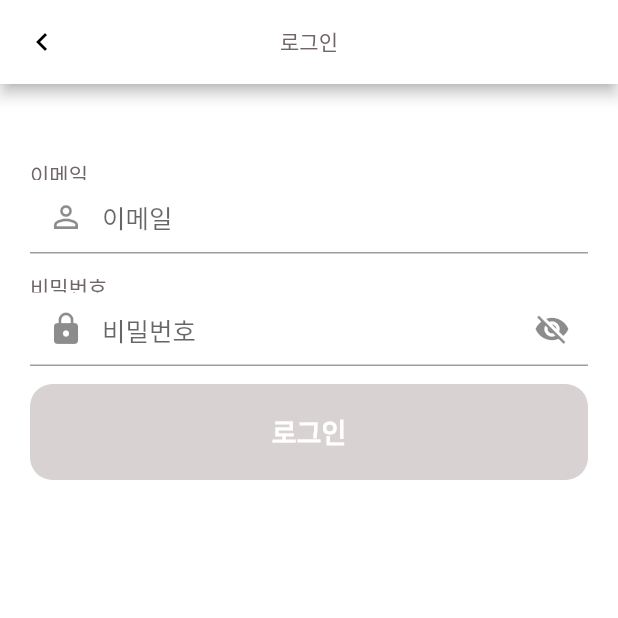
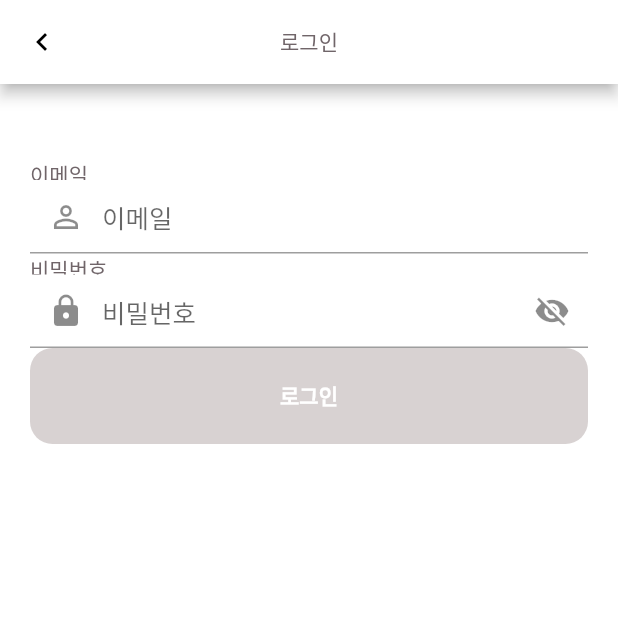
Before and after one commit to Junryeol/eros-dating-app, a Flutter app: the screen it shows after launch, after a tap on "/sign_in", on a phone screen of 412 x 824 dp, the top half of it. Run offline on Flutter 3.47's test engine with Material 2 defaults, Android fonts, the phone set to English and light mode, and no system bars; our stand-ins replace circular_check_box, easy_localization, image_picker, page_view_indicators, shared_preferences; missing offline and left inert: flutter_picker, image_crop; network calls fail; Roboto replaces fonts that are missing (KoPubDotum); statements that could not run were skipped.

```diff
--- a/assets/translations/ko-KR.json
+++ b/assets/translations/ko-KR.json
@@ -4,8 +4,13 @@
   "sign_in": "로그인",
   "sign_out": "로그아웃",
   "sign_up": "회원가입",
+  "sign_up_question": "아직 계정이 없으신가요?",
   "email": "이메일",
+  "email_hint": "이메일을 입력해주세요",
+  "email_find": "이메일 찾기",
   "password": "비밀번호",
+  "password_hint": "비밀번호를 입력해주세요",
+  "password_find": "비밀번호 찾기",
   "phone": "핸드폰",
   "next": "다음",
   "confirm": "확인",
--- a/lib/utils/rest.dart
+++ b/lib/utils/rest.dart
@@ -11,7 +11,7 @@ class Rest {
   final String _PARSE_APP_ID = 'APPLICATION_ID';
 
   // ignore: non_constant_identifier_names
-  final String _PARSE_APP_URL = 'https://192.168.0.6/parse';
+  final String _PARSE_APP_URL = 'https://localhost/api/parse';
   // final String _PARSE_APP_URL = 'http://192.168.0.6:1337/parse';
 
   IOClient _http;
--- a/lib/widgets/components/app_bars.dart
+++ b/lib/widgets/components/app_bars.dart
@@ -1,27 +1,27 @@
 import 'package:flutter/material.dart';
 
 class AppBars {
-  static basic({BuildContext context, String title, List<Widget> actions}){
+  static basic({BuildContext context, String title, List<Widget> actions, double fontSize = 14.0}){
     return AppBar(
       leading: IconButton(
         icon: Icon(Icons.keyboard_arrow_left, color: Colors.black),
         onPressed: () => Navigator.of(context).pop(),
       ),
       centerTitle: true,
-      title: Text(title, style: TextStyle(color: Color(0xff706569), fontSize: 14.0),),
+      title: Text(title, style: TextStyle(color: Color(0xff706569), fontSize: fontSize),),
       backgroundColor: Colors.white,
       actions: actions,
     );
   }
 
-  static popup({BuildContext context, String title}){
+  static popup({BuildContext context, String title, @required double fontSize = 14.0}){
     return AppBar(
       leading: IconButton(
         icon: Icon(Icons.close, color: Colors.black),
         onPressed: () => Navigator.of(context).pop(),
       ),
       centerTitle: true,
-      title: Text(title, style: TextStyle(color: Color(0xff706569), fontSize: 14.0),),
+      title: Text(title, style: TextStyle(color: Color(0xff706569), fontSize: fontSize),),
       backgroundColor: Colors.white,
     );
   }
--- a/lib/widgets/components/buttons.dart
+++ b/lib/widgets/components/buttons.dart
@@ -1,37 +1,37 @@
 import 'package:flutter/material.dart';
 
 class Buttons {
-  static primary({BuildContext context, String text, Function onPressed, bool active = true}){
+  static primary({BuildContext context, String text, Function onPressed, bool active = true, double height = 64.0, double width = double.infinity, double borderRadius = 15, double fontSize = 14.0, FontWeight fontWeight = FontWeight.w700 }){
     return Ink(
-      height: 64,
-      width: double.infinity,
+      height: height,
+      width: width,
       decoration: active ? BoxDecoration(
         gradient: LinearGradient(
             begin: Alignment(0, 0.5416666865348816),
             end: Alignment(1, 0.5520833134651184),
             colors: [const Color(0xffffaec1), const Color(0xfff2708f)]
         ),
-        borderRadius: BorderRadius.all(Radius.circular(15)),
+        borderRadius: BorderRadius.all(Radius.circular(borderRadius)),
         ) : BoxDecoration(
         color: Color(0xffd8d2d2),
-        borderRadius: BorderRadius.all(Radius.circular(15)),
+        borderRadius: BorderRadius.all(Radius.circular(borderRadius)),
         ),
       child: active ? TextButton(
         child: Container(
-            child: Text(text, style: TextStyle(color: Color(0xffffffff), fontSize: 18, fontWeight: FontWeight.w700,)),
+            child: Text(text, style: TextStyle(color: Color(0xffffffff), fontSize: fontSize, fontWeight: fontWeight,)),
         ),
         onPressed: onPressed,
       ) : Center(
-        child: Text(text, textAlign: TextAlign.center, style: TextStyle(color: Color(0xffffffff), fontSize: 18, fontWeight: FontWeight.w700,)),
+        child: Text(text, textAlign: TextAlign.center, style: TextStyle(color: Color(0xffffffff), fontSize: fontSize, fontWeight: fontWeight,)),
     ),
     );
   }
 
-  static transparency({BuildContext context, String text, Function onPressed}){
+  static transparency({BuildContext context, String text, Function onPressed, double fontSize = 14.0, fontWeight = FontWeight.w300}){
     return Ink(
       child: TextButton(
         child: Container(
-          child: Text(text, style: TextStyle(color: Color(0xffd8d2d2), fontSize: 14, fontWeight: FontWeight.w300,)),
+          child: Text(text, style: TextStyle(color: Color(0xffd8d2d2), fontSize: fontSize, fontWeight: fontWeight,)),
         ),
         onPressed: onPressed,
       ),
--- a/lib/widgets/components/labels.dart
+++ b/lib/widgets/components/labels.dart
@@ -1,18 +1,15 @@
 import 'package:flutter/material.dart';
 
 class Labels {
-  static basic(
-      {BuildContext context,
-        String labelText}) {
-
+  static basic({BuildContext context, String labelText, double height = 14.0, double width = double.infinity, double fontSize = 14.0, FontWeight fontWeight = FontWeight.w500}) {
     return Container(
-      height: 14,
-      width: double.infinity,
+      height: height,
+      width: width,
       child: Text(labelText,
-          style: const TextStyle(
-              color:  const Color(0xff706569),
-              fontWeight: FontWeight.w500,
-              fontSize: 14.0),
+          style: TextStyle(
+              color:  Color(0xff706569),
+              fontWeight: fontWeight,
+              fontSize: fontSize),
           textAlign: TextAlign.left),
     );
   }
--- a/lib/widgets/components/scaffolds.dart
+++ b/lib/widgets/components/scaffolds.dart
@@ -1,12 +1,13 @@
 import 'package:flutter/material.dart';
 
 class Scaffolds {
-  static basic({BuildContext context, Key key, PreferredSizeWidget appBar, Widget body, Widget bottomNavigationBar}){
+  static basic({BuildContext context, Key key, PreferredSizeWidget appBar, Widget body, Widget bottomNavigationBar, bool resizeToAvoidBottomInset}){
     return Scaffold(
       key: key,
       appBar: appBar,
       bottomNavigationBar: bottomNavigationBar,
       body: body,
+      resizeToAvoidBottomInset: resizeToAvoidBottomInset,
     );
   }
   static scroll({BuildContext context, Key key, PreferredSizeWidget appBar, Widget body, Widget bottomNavigationBar}){
--- a/lib/widgets/components/text_form_fields.dart
+++ b/lib/widgets/components/text_form_fields.dart
@@ -16,7 +16,9 @@ class TextFormFields {
       Function validator,
       Function onChanged,
       Key key,
-      TextInputType keyboardType}) {
+      TextInputType keyboardType
+        , double height = 14.0, double width = double.infinity, double fontSize = 14.0, FontWeight fontWeight = FontWeight.w500
+      }) {
 
     return Form(
         key: key,
@@ -24,7 +26,11 @@ class TextFormFields {
         children: <Widget>[
           Labels.basic(
               context: context,
-              labelText: labelText
+              labelText: labelText,
+            height: height,
+            width: width,
+            fontSize: fontSize,
+            fontWeight: fontWeight,
           ),
           TextFormField(
             cursorColor: Color(0xff3a3a3f),
@@ -42,7 +48,6 @@ class TextFormFields {
             focusNode: focusNode,
             onFieldSubmitted: onFieldSubmitted,
           ),
-          SizedBox(height: 12),
         ]
       ),
     );
```
Also changed, not shown: lib/widgets/components/chips.dart (+8 -8 lines), lib/widgets/components/segmented_controls.dart (+11 -4 lines), lib/widgets/components/texts.dart (+13 -11 lines), assets/images/sign_in_logo.png (added), lib/widgets/components/dividers.dart (added).
